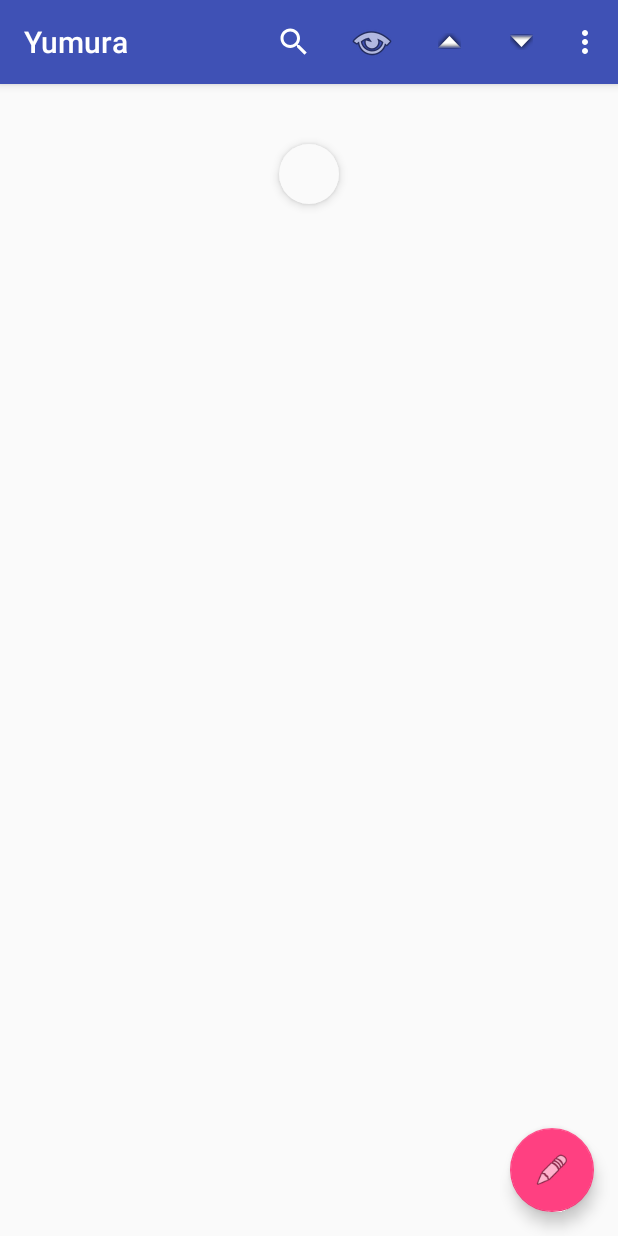
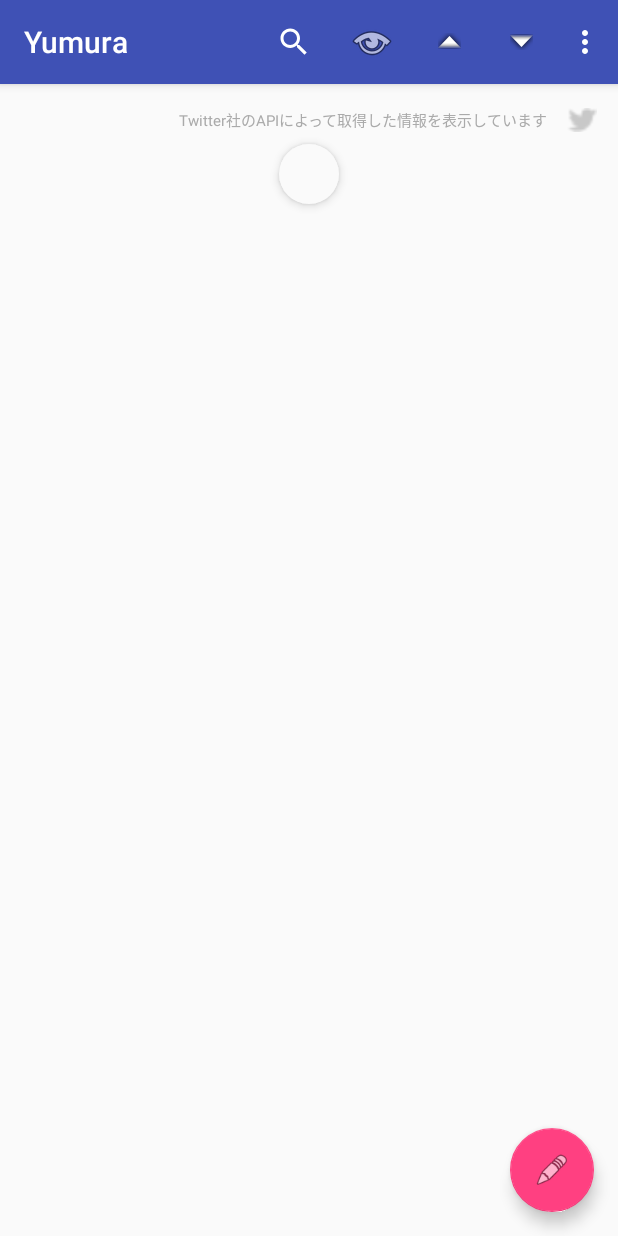
Before and after one commit to YA-androidapp/Yumura, an Android app: the screen it shows after launch (TlActivity), in the options menu, after a tap on "タイムライン読み込み(下)", on a phone screen of 412 x 824 dp. Run offline under Robolectric (Android 15) with nearby library versions, the phone set to English and light mode, and no system bars; our stand-ins replace Volley; libraries missing offline, so code that uses them is left out: com.twitter, twitter4j.auth, twitter4j.conf; plain views replace androidapp; 2 statements that could not run were skipped.

Commit message:
minor bug fixes

```diff
--- a/app/build.gradle
+++ b/app/build.gradle
@@ -8,8 +8,8 @@ android {
         applicationId "jp.gr.java_conf.ya.yumura"
         minSdkVersion 22
         targetSdkVersion 24
-        versionCode 1
-        versionName "1.0"
+        versionCode 2
+        versionName "1.0.1"
     }
     buildTypes {
         release {
--- a/app/src/main/res/layout/content_tl.xml
+++ b/app/src/main/res/layout/content_tl.xml
@@ -22,4 +22,26 @@
             android:layout_height="match_parent"
             app:layoutManager="android.support.v7.widget.LinearLayoutManager" />
     </android.support.v4.widget.SwipeRefreshLayout>
+
+    <LinearLayout
+        xmlns:android="http://schemas.android.com/apk/res/android"
+        android:layout_width="match_parent"
+        android:layout_height="16dp"
+        android:orientation="horizontal" >
+        <TextView
+            android:text="@string/bird_gray"
+            android:textColor="@android:color/darker_gray"
+            android:textSize="10dp"
+            android:textAlignment="textEnd"
+            android:layout_width="0dp"
+            android:layout_weight="1"
+            android:layout_height="16dp"/>
+
+        <ImageView
+            android:src="@drawable/bird_gray_16"
+            android:scaleType="fitCenter"
+            android:layout_width="48dp"
+            android:layout_height="16dp" />
+
+    </LinearLayout>
 </RelativeLayout>
--- a/app/src/main/res/values/strings.xml
+++ b/app/src/main/res/values/strings.xml
@@ -24,6 +24,7 @@
     <string name="action_tl_search_text">本文</string>
     <string name="action_update">投稿</string>
     <string name="action_update_text">本文</string>
+    <string name="bird_gray">Twitter社のAPIによって取得した情報を表示しています</string>
     <string name="message_change_consumer_key">dev.twitter.comで取得したConsumer keyとConsumer secretをスペース区切りで入力してください</string>
     <string name="message_change_consumer_key_yes">変更してサインインへ進む</string>
     <string name="message_change_consumer_key_no">変更しない</string>
```
Also changed, not shown: app/src/main/res/drawable/ic_launcher.png, app/src/main/res/drawable/promo.png (added), app/src/main/res/drawable/web_hi_res_512.png (added), 2 other files.
